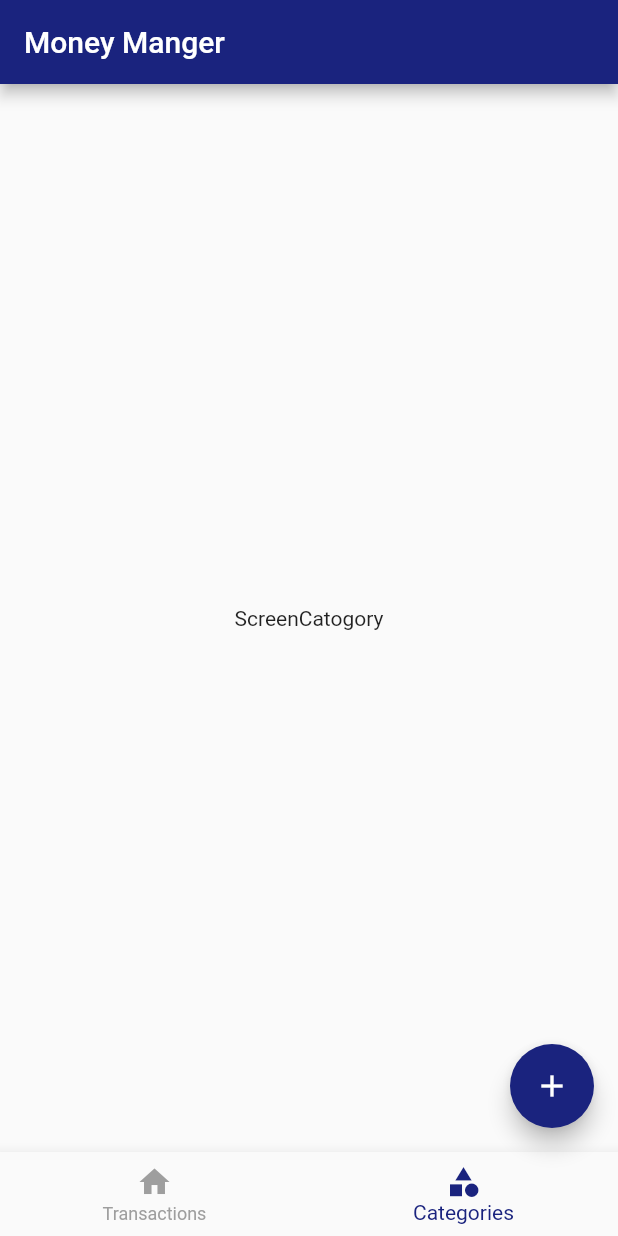
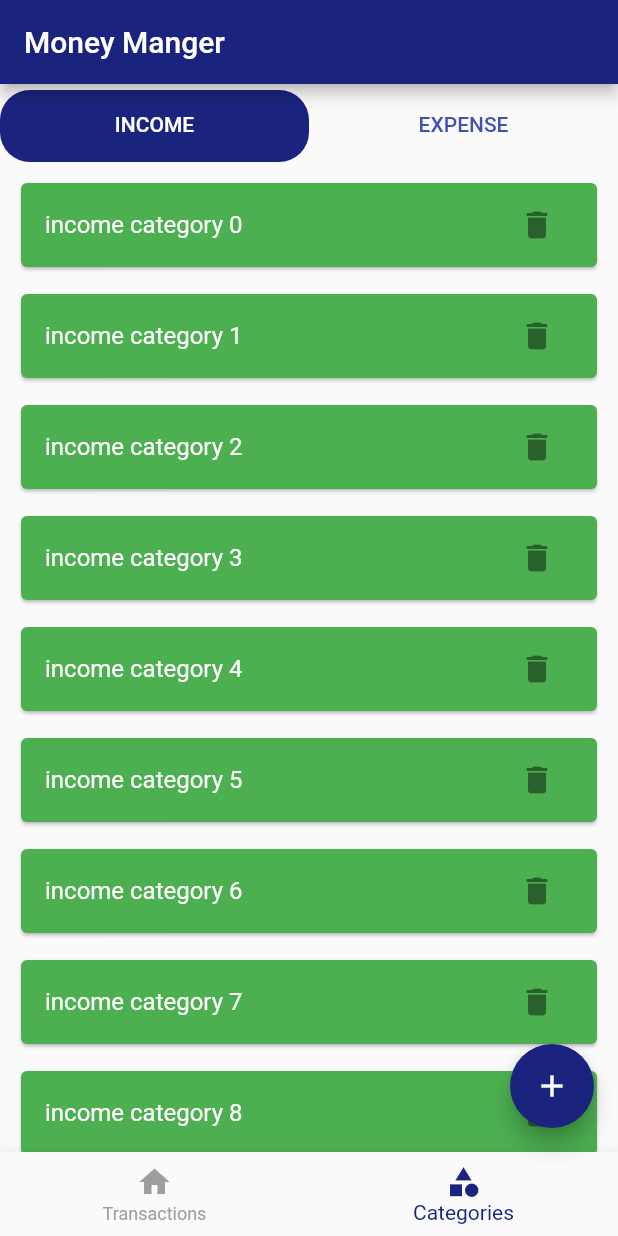
Before and after one commit to ajaypalamkunnel/MoneyManager, a Flutter app: the screen it shows after launch, item 2 of the bottom bar chosen, on a phone screen of 412 x 824 dp. Run offline on Flutter 3.47's test engine with Material 2 defaults, Android fonts, the phone set to English and light mode, and no system bars.

Commit message:
home screen transactions, category screen ui designed , incategory screen income and expence screen added

```diff
--- /dev/null
+++ b/lib/screens/category/expense_category_list.dart
@@ -0,0 +1,28 @@
+import 'package:flutter/material.dart';
+
+class ExpenseCategoryList extends StatelessWidget {
+  const ExpenseCategoryList({Key? key}) : super(key: key);
+
+  @override
+  Widget build(BuildContext context) {
+    return ListView.separated(
+      padding: EdgeInsets.all(10),
+      itemBuilder: (ctx, index) {
+        return Card(
+          color: Colors.red,
+          child: ListTile(
+            title: Text(
+              'Expense category $index',
+              style: TextStyle(color: Colors.white),
+            ),
+            trailing: IconButton(onPressed: () {}, icon: Icon(Icons.delete)),
+          ),
+        );
+      },
+      separatorBuilder: (ctx, index) {
+        return const SizedBox(height: 10);
+      },
+      itemCount: 100,
+    );
+  }
+}
--- /dev/null
+++ b/lib/screens/category/income_category_list.dart
@@ -0,0 +1,28 @@
+import 'package:flutter/material.dart';
+
+class IncomeCategoryList extends StatelessWidget {
+  const IncomeCategoryList({Key? key}) : super(key: key);
+
+  @override
+  Widget build(BuildContext context) {
+    return ListView.separated(
+      padding: EdgeInsets.all(10),
+      itemBuilder: (ctx, index) {
+        return Card(
+          color: Colors.green,
+          child: ListTile(
+            title: Text(
+              'income category $index',
+              style: TextStyle(color: Colors.white),
+            ),
+            trailing: IconButton(onPressed: () {}, icon: Icon(Icons.delete)),
+          ),
+        );
+      },
+      separatorBuilder: (ctx, index) {
+        return const SizedBox(height: 10);
+      },
+      itemCount: 100,
+    );
+  }
+}
--- a/lib/screens/category/screen_category.dart
+++ b/lib/screens/category/screen_category.dart
@@ -1,11 +1,53 @@
+import 'package:flutter/material.dart';
+import 'package:money_manager/screens/category/expense_category_list.dart';
+import 'package:money_manager/screens/category/income_category_list.dart';
 
-import 'package:flutter/material.dart';
-
-class ScreenCategory extends StatelessWidget {
+class ScreenCategory extends StatefulWidget {
   const ScreenCategory({Key? key}) : super(key: key);
 
   @override
+  State<ScreenCategory> createState() => _ScreenCategoryState();
+}
+
+class _ScreenCategoryState extends State<ScreenCategory>
+    with SingleTickerProviderStateMixin {
+  @override
+  late TabController _tabController;
+
+  @override
+  void initState() {
+    _tabController = TabController(length: 2, vsync: this);
+    super.initState();
+  }
+
   Widget build(BuildContext context) {
-    return const Center(child: Text("ScreenCatogory"));
+    return Column(
+      children: [
+        TabBar(
+          controller: _tabController,
+          padding: EdgeInsets.only(top: 4),
+          indicator: BoxDecoration(
+              color: Colors.indigo.shade900,
+              //border: Border.all(color: Colors.indigo, width: 3),
+              borderRadius: BorderRadius.circular(20)),
+          labelColor: Colors.white,
+          unselectedLabelColor: Colors.indigo,
+          tabs: const [
+            Tab(
+              text: 'INCOME',
+            ),
+            Tab(
+              text: 'EXPENSE',
+            ),
+          ],
+        ),
+        Expanded(
+          child: TabBarView(controller: _tabController, children: const [
+            Center(child: IncomeCategoryList()),
+            Center(child: ExpenseCategoryList())
+          ]),
+        )
+      ],
+    );
   }
 }
```
